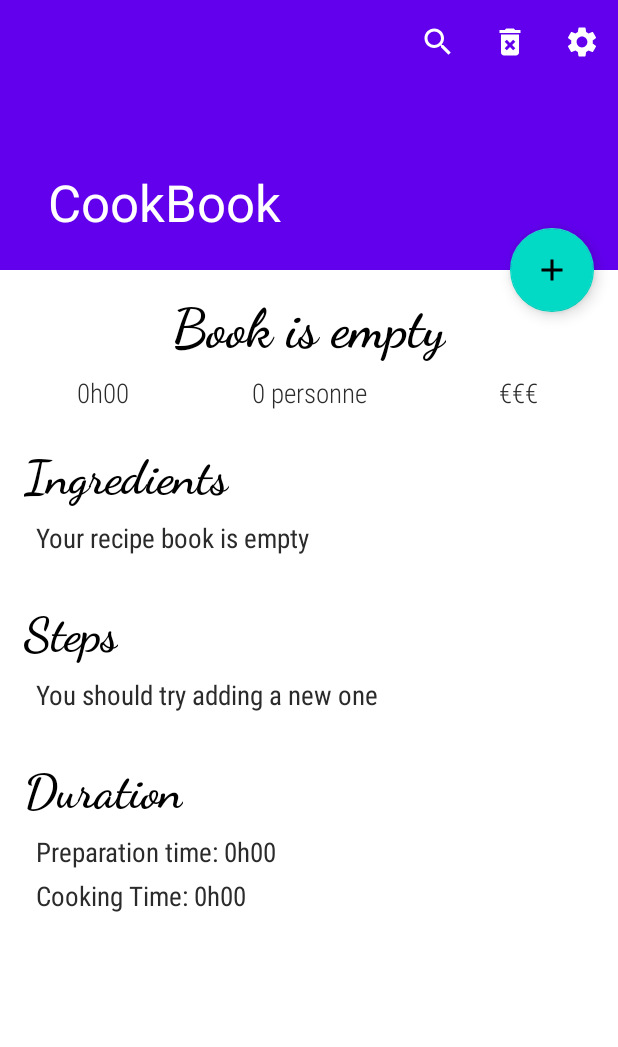
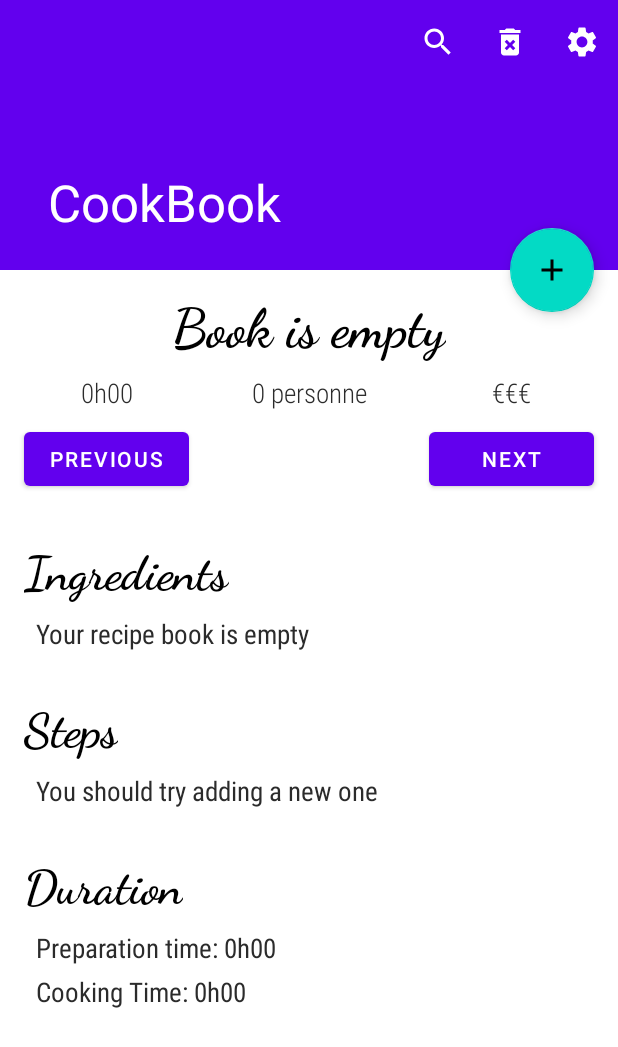
Before and after one commit to Aryssimon/CookBook, an Android app: the screen it shows after launch (MainActivity), on a phone screen of 412 x 824 dp. Shown: the top 1047 px of the screen. Run offline under Robolectric (Android 15) with nearby library versions, the phone set to English and light mode, and no system bars.

Commit message:
adding previous and next buttons

```diff
--- a/app/src/main/java/be/aryssimon/cookbook/AddActivity.kt
+++ b/app/src/main/java/be/aryssimon/cookbook/AddActivity.kt
@@ -64,4 +64,8 @@ class AddActivity : AppCompatActivity() {
         textView.text = value.toString()
         if (value == 1) findViewById<ImageButton>(R.id.decrease_button).isEnabled = false
     }
+
+    fun onClickConfirm(view: View) {
+        // Add recipe to DB
+    }
 }
--- a/app/src/main/res/layout/activity_add.xml
+++ b/app/src/main/res/layout/activity_add.xml
@@ -386,6 +386,7 @@
                 android:layout_height="wrap_content"
                 android:layout_marginTop="48dp"
                 android:layout_marginBottom="64dp"
+                android:onClick="onClickConfirm"
                 android:text="@string/add_confirm_button"
                 app:layout_constraintBottom_toBottomOf="parent"
                 app:layout_constraintEnd_toEndOf="parent"
--- a/app/src/main/res/layout/activity_main.xml
+++ b/app/src/main/res/layout/activity_main.xml
@@ -64,16 +64,14 @@
                 android:id="@+id/recipe_total_time"
                 android:layout_width="wrap_content"
                 android:layout_height="wrap_content"
-                android:layout_marginStart="16dp"
                 android:layout_marginTop="8dp"
                 android:fontFamily="sans-serif-condensed-light"
                 android:text="@string/example_total_time"
                 android:textAlignment="center"
                 android:textColor="@color/dark_gray"
                 android:textSize="18sp"
-                app:layout_constraintEnd_toStartOf="@+id/recipe_people"
-                app:layout_constraintHorizontal_bias="0.3"
-                app:layout_constraintStart_toStartOf="parent"
+                app:layout_constraintEnd_toEndOf="@+id/previousButton"
+                app:layout_constraintStart_toStartOf="@+id/previousButton"
                 app:layout_constraintTop_toBottomOf="@+id/recipe_title" />
 
             <TextView
@@ -95,30 +93,48 @@
                 android:layout_width="wrap_content"
                 android:layout_height="wrap_content"
                 android:layout_marginTop="8dp"
-                android:layout_marginEnd="16dp"
                 android:fontFamily="sans-serif-condensed-light"
                 android:text="@string/example_price"
                 android:textAlignment="center"
                 android:textColor="@color/dark_gray"
                 android:textSize="18sp"
+                app:layout_constraintEnd_toEndOf="@+id/nextButton"
+                app:layout_constraintStart_toStartOf="@+id/nextButton"
+                app:layout_constraintTop_toBottomOf="@+id/recipe_title" />
+
+            <Button
+                android:id="@+id/nextButton"
+                android:layout_width="110dp"
+                android:layout_height="wrap_content"
+                android:layout_marginTop="8dp"
+                android:layout_marginEnd="16dp"
+                android:text="@string/next_button"
                 app:layout_constraintEnd_toEndOf="parent"
-                app:layout_constraintHorizontal_bias="0.7"
-                app:layout_constraintStart_toEndOf="@+id/recipe_people"
-                app:layout_constraintTop_toBottomOf="@+id/recipe_title" />
+                app:layout_constraintTop_toBottomOf="@+id/recipe_price" />
+
+            <Button
+                android:id="@+id/previousButton"
+                android:layout_width="110dp"
+                android:layout_height="wrap_content"
+                android:layout_marginStart="16dp"
+                android:layout_marginTop="8dp"
+                android:text="@string/previous_button"
+                app:layout_constraintStart_toStartOf="parent"
+                app:layout_constraintTop_toBottomOf="@+id/recipe_total_time" />
 
             <TextView
                 android:id="@+id/recipe_ingredients"
                 android:layout_width="wrap_content"
                 android:layout_height="wrap_content"
                 android:layout_marginStart="16dp"
-                android:layout_marginTop="24dp"
+                android:layout_marginTop="32dp"
                 android:fontFamily="cursive"
                 android:text="@string/ingredients_title"
                 android:textColor="@color/black"
                 android:textSize="32sp"
                 android:textStyle="bold"
                 app:layout_constraintStart_toStartOf="parent"
-                app:layout_constraintTop_toBottomOf="@+id/recipe_total_time" />
+                app:layout_constraintTop_toBottomOf="@+id/previousButton" />
 
             <TextView
                 android:id="@+id/recipe_list_ingredients"
--- a/app/src/main/res/values/strings.xml
+++ b/app/src/main/res/values/strings.xml
@@ -21,6 +21,8 @@
     <string name="ingredients_title">Ingredients</string>
     <string name="steps_title">Steps</string>
     <string name="duration_title">Duration</string>
+    <string name="next_button">Next</string>
+    <string name="previous_button">Previous</string>
 
 
     // Add Activity
```
